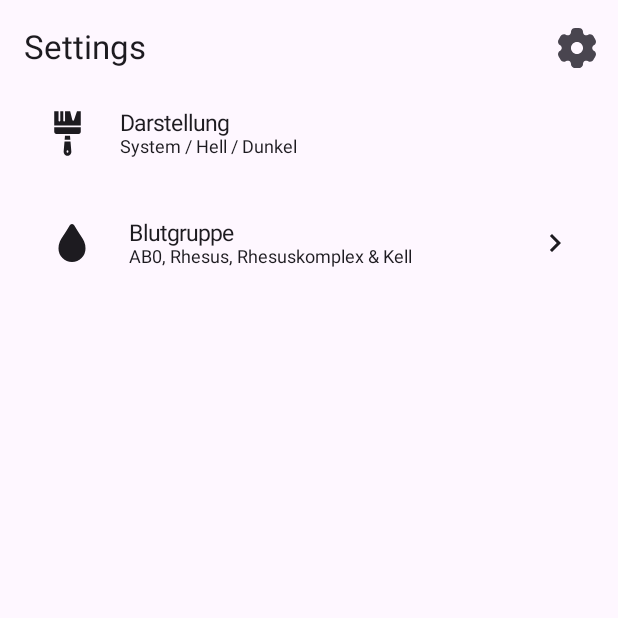
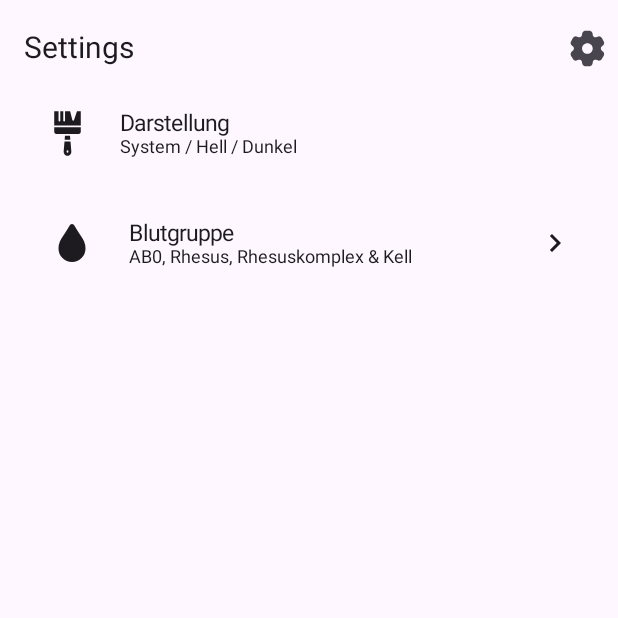
Before and after one commit to Sevynidd/Blutspende_App, an Android app built with Jetpack Compose: the Settings screen opened through its navigation route, on a phone screen of 412 x 824 dp, the top half of it. Run offline under Robolectric (Android 15) with nearby library versions, the phone set to English and light mode, and no system bars; libraries missing offline, so code that uses them is left out: com.commandiron.bubble_navigation_bar_compose.

Commit message:
Ändern der Größe vom Settings-ImageIcon und der Überschrift

```diff
--- a/app/src/main/java/de/agb/blutspende_app/ui/MainActivity.kt
+++ b/app/src/main/java/de/agb/blutspende_app/ui/MainActivity.kt
@@ -1,9 +1,5 @@
 package de.agb.blutspende_app.ui
 
-import de.agb.blutspende_app.R
-import de.agb.blutspende_app.model.ScreenDefinition
-import de.agb.blutspende_app.ui.navigation.SetupNavbarGraph
-import de.agb.blutspende_app.ui.theme.Blutspende_AppTheme
 import android.os.Bundle
 import androidx.activity.ComponentActivity
 import androidx.activity.compose.setContent
@@ -12,6 +8,7 @@ import androidx.compose.foundation.layout.WindowInsets
 import androidx.compose.foundation.layout.fillMaxSize
 import androidx.compose.foundation.layout.padding
 import androidx.compose.foundation.layout.safeDrawingPadding
+import androidx.compose.foundation.layout.size
 import androidx.compose.material.icons.Icons
 import androidx.compose.material.icons.filled.ArrowBack
 import androidx.compose.material3.ExperimentalMaterial3Api
@@ -27,6 +24,7 @@ import androidx.compose.runtime.getValue
 import androidx.compose.ui.Modifier
 import androidx.compose.ui.res.painterResource
 import androidx.compose.ui.unit.dp
+import androidx.compose.ui.unit.sp
 import androidx.core.splashscreen.SplashScreen.Companion.installSplashScreen
 import androidx.core.view.WindowCompat
 import androidx.navigation.NavHostController
@@ -34,6 +32,10 @@ import androidx.navigation.compose.currentBackStackEntryAsState
 import androidx.navigation.compose.rememberNavController
 import com.commandiron.bubble_navigation_bar_compose.BubbleNavigationBar
 import com.commandiron.bubble_navigation_bar_compose.BubbleNavigationBarItem
+import de.agb.blutspende_app.R
+import de.agb.blutspende_app.model.ScreenDefinition
+import de.agb.blutspende_app.ui.navigation.SetupNavbarGraph
+import de.agb.blutspende_app.ui.theme.Blutspende_AppTheme
 
 class MainActivity : ComponentActivity() {
     override fun onCreate(savedInstanceState: Bundle?) {
@@ -98,6 +100,7 @@ fun TopBar(navController: NavHostController) {
     TopAppBar(
         title = {
             Text(
+                text =
                 when (currentRoute) {
                     ScreenDefinition.Dashboard.route -> ScreenDefinition.Dashboard.name
                     ScreenDefinition.Ausweis.route -> ScreenDefinition.Ausweis.name
@@ -105,7 +108,8 @@ fun TopBar(navController: NavHostController) {
                     ScreenDefinition.Vorrat.route -> ScreenDefinition.Vorrat.name
                     ScreenDefinition.Settings.route -> ScreenDefinition.Settings.name
                     else -> ""
-                }
+                },
+                fontSize = 20.sp
             )
         },
         navigationIcon = {
@@ -128,7 +132,7 @@ fun TopBar(navController: NavHostController) {
                 if (currentRoute != ScreenDefinition.Settings.route) {
                     navController.navigate(ScreenDefinition.Settings.route)
                 }
-            }) {
+            }, modifier = Modifier.size(35.dp)) {
                 Icon(
                     painter = painterResource(id = R.drawable.settings),
                     contentDescription = "Einstellungen"
```
